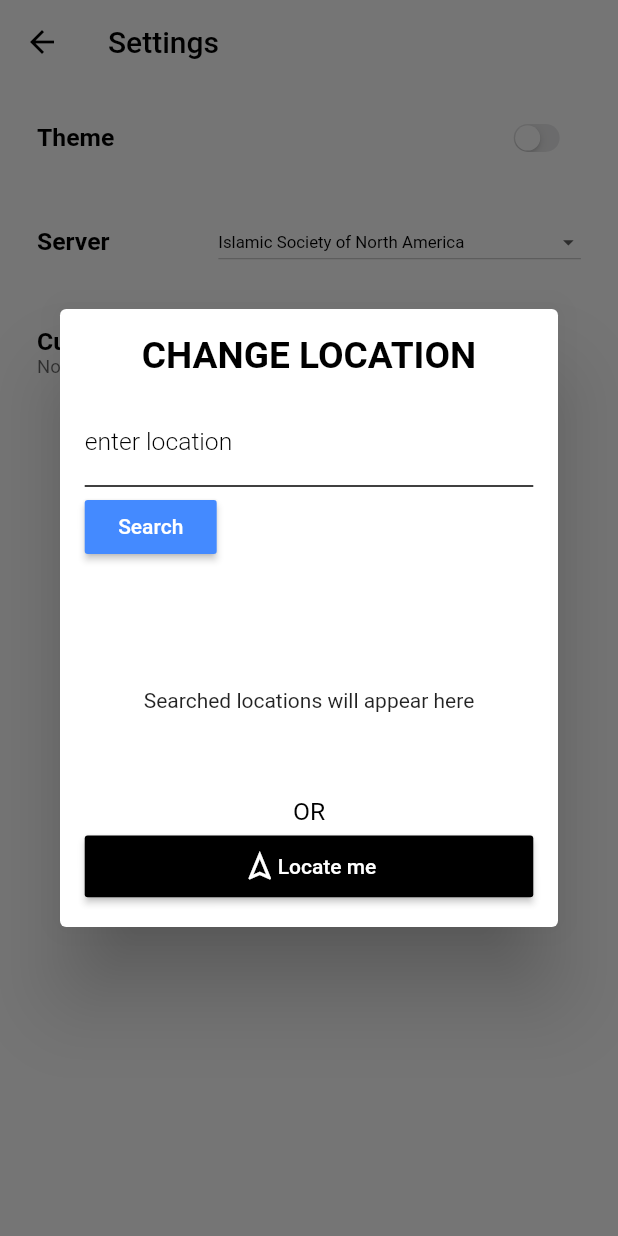
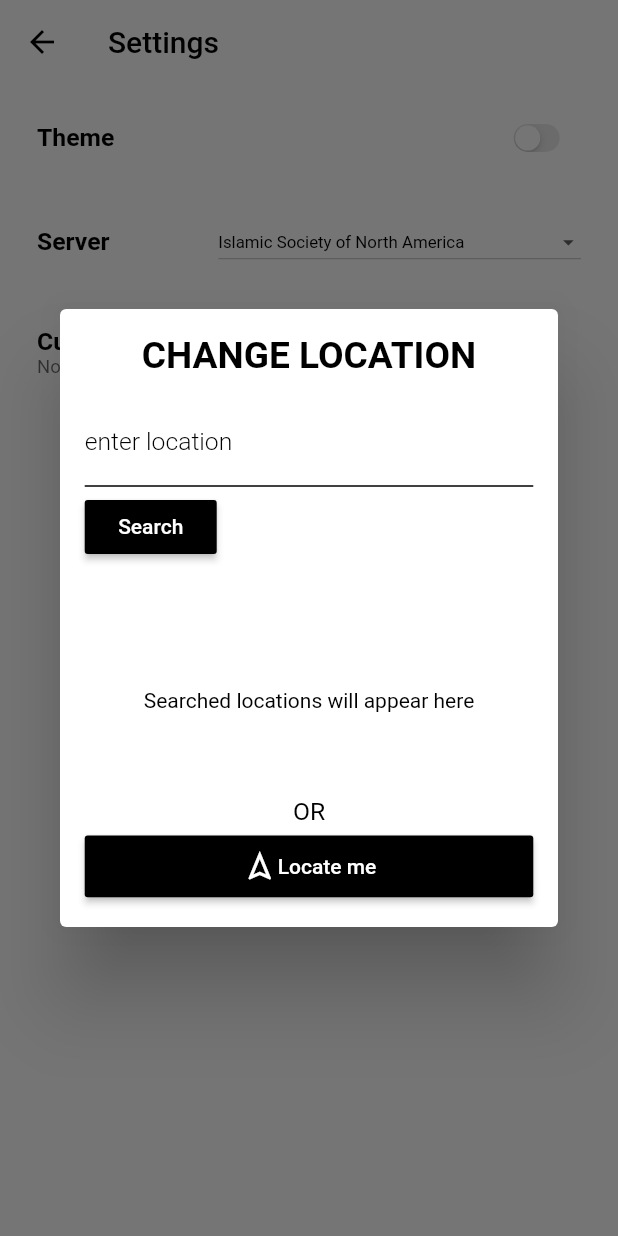
Before and after one commit to Shakibuzzaman3104/my_prayer, a Flutter app: the Settings screen opened by its route, after a tap on "Change", on a phone screen of 412 x 824 dp. Run offline on Flutter 3.47's test engine with Material 2 defaults, Android fonts, the phone set to English and light mode, and no system bars; our stand-ins replace connectivity, dio, flutter_compass, flutter_local_notifications, flutter_svg, geolocator and 5 more; missing offline and left inert: android_alarm_manager, dart:ffi, flutter_qiblah, geocoder; accounts and stored records are empty; generated files the repository leaves out were written again.

Commit message:
solved adhan problem and minor bugs

```diff
--- a/lib/repository/repository.dart
+++ b/lib/repository/repository.dart
@@ -59,7 +59,7 @@ class PrayerRepository {
     await mySharedPreferences.setPreviousMonth(DateTime.now().month);
     await insertIntoDb(ModelPrayer.fromJson(response.data));
 
-    final coordinates = new Coordinates(lat, ln);
+    final coordinates =  Coordinates(lat, ln);
     var addresses =
         await Geocoder.local.findAddressesFromCoordinates(coordinates);
     var first = addresses.first;
--- a/lib/screens/views/dashboard.dart
+++ b/lib/screens/views/dashboard.dart
@@ -154,7 +154,7 @@ class _DashboardState extends State<Dashboard> {
                       leading: WidgetCircularItem(
                         icon: Icon(
                           Icons.date_range,
-                          color: Theme.of(context).accentColor,
+                          color: Theme.of(context).primaryColor,
                           size: SizeConfig.imageSizeMultiplier * 6,
                         ),
                       ),
--- a/lib/screens/views/onboarding_view.dart
+++ b/lib/screens/views/onboarding_view.dart
@@ -7,7 +7,6 @@ import 'package:my_prayer/utils/router_path_constants.dart';
 import 'package:my_prayer/utils/utils.dart';
 import 'package:my_prayer/viewmodel/viewmodel_settings.dart';
 import 'package:provider/provider.dart';
-
 
 class OnBoardingPage extends StatefulWidget {
   @override
@@ -53,7 +52,8 @@ class _OnBoardingPageState extends State<OnBoardingPage> {
         pages: [
           PageViewModel(
             title: "As-salamu alaykum\n ٱلسَّلَامُ عَلَيْكُمْ",
-            body: "This app collects location data to enable accurate prayer timing, accurate direction to qiblah using compass",
+            body:
+                "This app collects location data to enable accurate prayer timing, accurate direction to qiblah using compass",
             image: _buildImage('location'),
             footer: MaterialButton(
               color: Colors.blue,
@@ -73,7 +73,9 @@ class _OnBoardingPageState extends State<OnBoardingPage> {
                       introKey.currentState?.animateScroll(1);
                       break;
                     case PERMISSIONS.DISABLED:
-                      showDialog(context: context,builder: (context){
+                      showDialog(
+                          context: context,
+                          builder: (context) {
                             return LocationSettingsDialog();
                           });
                       break;
@@ -98,33 +100,23 @@ class _OnBoardingPageState extends State<OnBoardingPage> {
                   SizedBox(height: SizeConfig.heightMultiplier),
                   TextFormField(
                     controller: _title,
-                    cursorColor: Theme
-                        .of(context)
-                        .primaryColor,
+                    cursorColor: Theme.of(context).primaryColor,
                     style: TextStyle(
                         fontSize: SizeConfig.textMultiplier * 2,
-                        color: Theme
-                            .of(context)
-                            .primaryColor,
+                        color: Theme.of(context).primaryColor,
                         fontWeight: FontWeight.w300),
                     decoration: InputDecoration(
                       hintText: "Ex: old trafford, Manchester",
                       hintStyle:
-                      TextStyle(color: Theme
-                          .of(context)
-                          .primaryColor),
+                          TextStyle(color: Colors.black),
                       labelText: "enter location",
                       enabledBorder: UnderlineInputBorder(
                         borderSide: BorderSide(
-                          color: Theme
-                              .of(context)
-                              .primaryColor,
+                          color: Colors.black,
                         ),
                       ),
                       labelStyle: TextStyle(
-                        color: Theme
-                            .of(context)
-                            .primaryColor,
+                        color: Colors.black,
                       ),
                     ),
                   ),
@@ -132,9 +124,7 @@ class _OnBoardingPageState extends State<OnBoardingPage> {
                     alignment: Alignment.topLeft,
                     child: MaterialButton(
                       onPressed: () async {
-                        if (_title.text
-                            .trim()
-                            .isNotEmpty)
+                        if (_title.text.trim().isNotEmpty)
                           await settings.fetchCoordinateFromName(_title.text);
                       },
                       color: Colors.blueAccent,
@@ -164,21 +154,20 @@ class _OnBoardingPageState extends State<OnBoardingPage> {
                                     itemBuilder: (BuildContext ctx, int index) {
                                       return InkWell(
                                         onTap: () async {
-                           await settings.changeLocation(
-                                settings.addresses[index]).then((value) => introKey.currentState?.animateScroll(2));
+                                          await settings
+                                              .changeLocation(
+                                                  settings.addresses[index])
+                                              .then((value) => introKey
+                                                  .currentState
+                                                  ?.animateScroll(2));
                                         },
                                         child: ListTile(
                                           tileColor:
-                            Theme
-                                .of(context)
-                                .cardColor,
+                                              Theme.of(context).cardColor,
                                           leading: Text(
-                              "${settings.addresses[index]
-                                  .featureName}, ${settings.addresses[index]
-                                  .countryName}",
+                                            "${settings.addresses[index].featureName}, ${settings.addresses[index].countryName}",
                                             style: TextStyle(
-                                  color: Theme
-                                      .of(context)
+                                                color: Theme.of(context)
                                                     .primaryColor),
                                           ),
                                         ),
@@ -204,16 +193,13 @@ class _OnBoardingPageState extends State<OnBoardingPage> {
                     value: value,
                     child: new Text(
                       value,
-                      style: TextStyle(color: Theme
-                          .of(context)
-                          .primaryColor),
+                      style: TextStyle(color: Colors.black),
                     ),
                   );
                 }).toList(),
                 onChanged: (String val) async {
-                  await settings.changeMethod(val).then((value) => {
-                  introKey.currentState?.animateScroll(3)
-                  });
+                  await settings.changeMethod(val).then(
+                      (value) => {introKey.currentState?.animateScroll(3)});
                 },
               ),
             ),
@@ -227,15 +213,31 @@ class _OnBoardingPageState extends State<OnBoardingPage> {
           ),
         ],
         onDone: () async {
-          showDialog(context: context,builder: (context){
-            return AlertDialog(
+          showDialog(
+              context: context,
+              barrierDismissible: false,
+              builder: (context) {
+                return WillPopScope(
+                  onWillPop: () { },
+                  child: AlertDialog(
                     title: Text("Please wait"),
-              content: Text("Fetching prayer information from server"),
+                    content: Container(
+                      height: SizeConfig.heightMultiplier * 6,
+                      child: Column(
+                        mainAxisAlignment: MainAxisAlignment.spaceBetween,
+                        children: [
+                          Text("Fetching prayer information from server"),
+                          LinearProgressIndicator(),
+                        ],
+                      ),
+                    ),
+                  ),
                 );
               });
           await settings.changeFirstBoot();
           Navigator.of(context).pop();
-          Navigator.of(context).pushNamedAndRemoveUntil(RouterPathsConstants.HOME, (Route<dynamic> route) => false);
+          Navigator.of(context).pushNamedAndRemoveUntil(
+              RouterPathsConstants.HOME, (Route<dynamic> route) => false);
         },
         //onSkip: () => _onIntroEnd(context), // You can override onSkip callback
         showSkipButton: settings.onBoardingPosition == 2 ? true : false,
--- a/lib/screens/views/settings.dart
+++ b/lib/screens/views/settings.dart
@@ -83,7 +83,7 @@ class _SettingsState extends State<Settings> {
                       flex: 8,
                       child: FittedBox(
                         child: DropdownButton<String>(
-                          dropdownColor: Colors.white,
+                          dropdownColor: Theme.of(context).backgroundColor,
                           value: settings.modes[settings.position],
                           items: settings.modes.map((String value) {
                             return DropdownMenuItem<String>(
--- a/lib/screens/widgets/settings/location_dialog.dart
+++ b/lib/screens/widgets/settings/location_dialog.dart
@@ -63,10 +63,10 @@ Future showChangeServerDialog(
                     if (_title.text.trim().isNotEmpty)
                       viewmodel.fetchCoordinateFromName(_title.text);
                   },
-                  color: Colors.blueAccent,
+                  color: Theme.of(context).primaryColor,
                   child: Text(
                     "Search",
-                    style: TextStyle(color: Colors.white),
+                    style: TextStyle(color: Theme.of(context).backgroundColor),
                   ),
                 ),
               ),
@@ -77,7 +77,7 @@ Future showChangeServerDialog(
                 height: SizeConfig.heightMultiplier * 15,
                 child: viewmodel.addresses == null
                     ? Center(
-                        child: Text("Searched locations will appear here"),
+                        child: Text("Searched locations will appear here",style: TextStyle(color: Theme.of(context).primaryColor),),
                       )
                     : viewmodel.isFetchingData
                         ? Center(
@@ -85,7 +85,7 @@ Future showChangeServerDialog(
                           )
                         : viewmodel.addresses.length == 0
                             ? Center(
-                                child: Text("No address matches your input"),
+                                child: Text("No address matches your input",style: TextStyle(color: Theme.of(context).primaryColor),),
                               )
                             : ListView.builder(
                                 itemCount: viewmodel.addresses.length,
--- a/lib/viewmodel/viewmodel_alarm_toogle.dart
+++ b/lib/viewmodel/viewmodel_alarm_toogle.dart
@@ -21,11 +21,13 @@ class ViewModelAlarmToggle extends ChangeNotifier{
   {
     await HiveDb.getInstance().openAlarmsBox();
     _alarms =  HiveDb.getInstance().alarms.values.toList();
+    debugPrint("$_alarms");
    await HiveDb.getInstance().alarms.close();
+    notifyListeners();
   }
 
 
-  void updateStatus(int pos, bool status) {
+  void updateStatus(int pos, bool status) async{
     _alarms[pos] = status;
     notifyListeners();
   }
--- a/pubspec.yaml
+++ b/pubspec.yaml
@@ -11,7 +11,7 @@ description: A new Flutter application.
 # In iOS, build-name is used as CFBundleShortVersionString while build-number used as CFBundleVersion.
 # Read more about iOS versioning at
 # https://developer.apple.com/library/archive/documentation/General/Reference/InfoPlistKeyReference/Articles/CoreFoundationKeys.html
-version: 1.0.2+3
+version: 1.0.4+6
 
 environment:
   sdk: ">=2.7.0 <3.0.0"
```
Also changed, not shown: lib/viewmodel/viewmodel_dashboard.dart (+6 -18 lines), 16 other files. Lines whose indentation alone changed are shown as unchanged.
